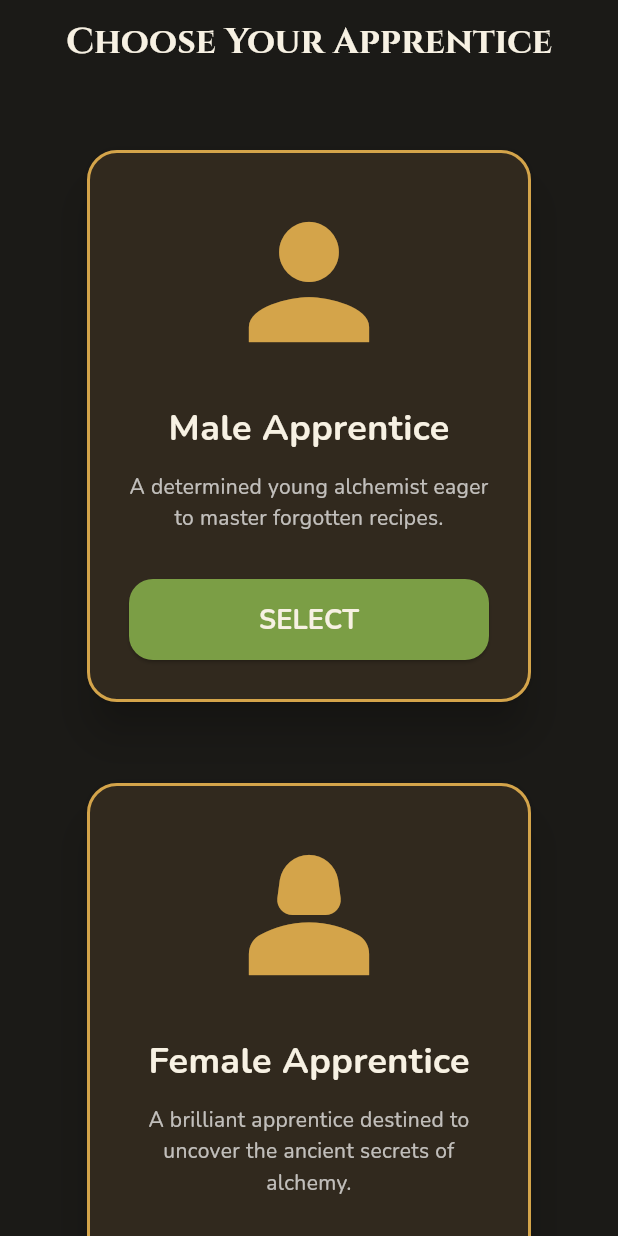
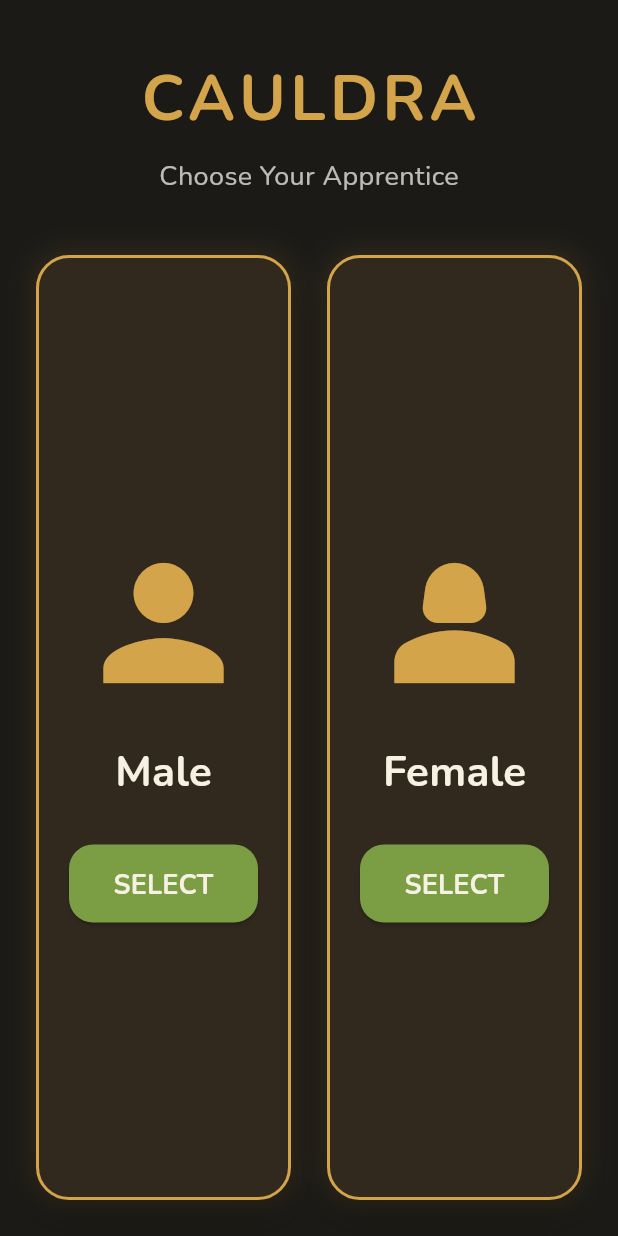
Before and after one commit to gpbote/cauldra, a Flutter app: the screen it shows after launch, on a phone screen of 412 x 824 dp. Run offline on Flutter 3.47's test engine with Material 3 defaults, Android fonts, the phone set to English and light mode, and no system bars; our stand-ins replace google_fonts, shared_preferences; missing offline and left inert: flame; accounts and stored records are empty.

```diff
--- a/lib/features/home/character_select_screen.dart
+++ b/lib/features/home/character_select_screen.dart
@@ -1,136 +1,108 @@
 import 'package:flutter/material.dart';
 
+import '../../shared/widgets/game_panel.dart';
 import 'player_name_screen.dart';
 
 class CharacterSelectScreen extends StatelessWidget {
   const CharacterSelectScreen({super.key});
 
-  static const Color backgroundColor = Color(0xFF1B1A17);
-  static const Color cardColor = Color(0xFF31291E);
-  static const Color accentColor = Color(0xFFD4A44A);
-  static const Color textColor = Color(0xFFF7F1E3);
+  static const Color background = Color(0xFF1B1A17);
+  static const Color gold = Color(0xFFD4A44A);
+  static const Color text = Color(0xFFF7F1E3);
 
   @override
   Widget build(BuildContext context) {
     return Scaffold(
-      backgroundColor: backgroundColor,
-      appBar: AppBar(
-        backgroundColor: backgroundColor,
-        elevation: 0,
-        centerTitle: true,
-        title: const Text(
-          'Choose Your Apprentice',
+      backgroundColor: background,
+      body: SafeArea(
+        child: Center(
+          child: ConstrainedBox(
+            constraints: const BoxConstraints(maxWidth: 900),
+            child: Padding(
+              padding: const EdgeInsets.all(24),
+              child: Column(
+                children: [
+                  const SizedBox(height: 12),
+
+                  const Text(
+                    "CAULDRA",
                     style: TextStyle(
-            color: textColor,
+                      color: gold,
+                      fontSize: 42,
                       fontWeight: FontWeight.bold,
+                      letterSpacing: 3,
                     ),
                   ),
+
+                  const SizedBox(height: 8),
+
+                  const Text(
+                    "Choose Your Apprentice",
+                    style: TextStyle(
+                      color: Colors.white70,
+                      fontSize: 18,
                     ),
-      body: SafeArea(
-        child: LayoutBuilder(
-          builder: (context, constraints) {
-            final desktop = constraints.maxWidth > 700;
+                  ),
 
-            return Center(
-              child: SingleChildScrollView(
-                padding: const EdgeInsets.all(32),
-                child: desktop
-                    ? Row(
-                  mainAxisAlignment: MainAxisAlignment.center,
+                  const SizedBox(height: 40),
+
+                  Expanded(
+                    child: Row(
                       children: [
-                    _characterCard(
-                      context: context,
-                      gender: 'Male',
+                        Expanded(
+                          child: _card(
+                            context,
+                            gender: "Male",
                             icon: Icons.person,
-                      description:
-                      'A determined young alchemist eager to master forgotten recipes.',
                           ),
-                    const SizedBox(width: 40),
-                    _characterCard(
-                      context: context,
-                      gender: 'Female',
+                        ),
+                        const SizedBox(width: 24),
+                        Expanded(
+                          child: _card(
+                            context,
+                            gender: "Female",
                             icon: Icons.person_2,
-                      description:
-                      'A brilliant apprentice destined to uncover the ancient secrets of alchemy.',
                           ),
-                  ],
-                )
-                    : Column(
-                  children: [
-                    _characterCard(
-                      context: context,
-                      gender: 'Male',
-                      icon: Icons.person,
-                      description:
-                      'A determined young alchemist eager to master forgotten recipes.',
-                    ),
-                    const SizedBox(height: 30),
-                    _characterCard(
-                      context: context,
-                      gender: 'Female',
-                      icon: Icons.person_2,
-                      description:
-                      'A brilliant apprentice destined to uncover the ancient secrets of alchemy.',
                         ),
                       ],
                     ),
                   ),
-            );
-          },
+                ],
+              ),
+            ),
+          ),
         ),
       ),
     );
   }
 
-  Widget _characterCard({
-    required BuildContext context,
+  Widget _card(
+      BuildContext context, {
         required String gender,
         required IconData icon,
-    required String description,
       }) {
-    return SizedBox(
-      width: 320,
-      child: Card(
-        color: cardColor,
-        elevation: 12,
-        shape: RoundedRectangleBorder(
-          borderRadius: BorderRadius.circular(20),
-          side: const BorderSide(
-            color: accentColor,
-            width: 2,
-          ),
-        ),
-        child: Padding(
-          padding: const EdgeInsets.all(28),
+    return GamePanel(
       child: Column(
+        mainAxisAlignment: MainAxisAlignment.center,
         children: [
           Icon(
             icon,
             size: 120,
-                color: accentColor,
+            color: gold,
           ),
           const SizedBox(height: 20),
           Text(
-                '$gender Apprentice',
+            gender,
             style: const TextStyle(
-                  color: textColor,
-                  fontSize: 24,
+              color: text,
+              fontSize: 28,
               fontWeight: FontWeight.bold,
             ),
           ),
-              const SizedBox(height: 12),
-              Text(
-                description,
-                textAlign: TextAlign.center,
-                style: const TextStyle(
-                  color: Colors.white70,
-                  height: 1.5,
-                ),
-              ),
-              const SizedBox(height: 30),
+          const SizedBox(height: 28),
           SizedBox(
-                width: double.infinity,
-                height: 54,
+            width: 180,
+            height: 52,
             child: ElevatedButton(
               onPressed: () {
                 Navigator.push(
@@ -143,7 +115,7 @@ class CharacterSelectScreen extends StatelessWidget {
                 );
               },
               child: const Text(
-                    'SELECT',
+                "SELECT",
                 style: TextStyle(
                   fontSize: 18,
                   fontWeight: FontWeight.bold,
@@ -153,8 +125,6 @@ class CharacterSelectScreen extends StatelessWidget {
           ),
         ],
       ),
-        ),
-      ),
     );
   }
 }
--- /dev/null
+++ b/lib/shared/widgets/game_panel.dart
@@ -0,0 +1,51 @@
+import 'package:flutter/material.dart';
+
+class GamePanel extends StatelessWidget {
+  const GamePanel({
+    super.key,
+    required this.child,
+    this.padding = const EdgeInsets.all(20),
+    this.backgroundColor = const Color(0xFF31291E),
+    this.borderColor = const Color(0xFFD4A44A),
+    this.radius = 22,
+  });
+
+  final Widget child;
+  final EdgeInsets padding;
+  final Color backgroundColor;
+  final Color borderColor;
+  final double radius;
+
+  @override
+  Widget build(BuildContext context) {
+    return Container(
+      decoration: BoxDecoration(
+        color: backgroundColor,
+        borderRadius: BorderRadius.circular(radius),
+        border: Border.all(
+          color: borderColor,
+          width: 2,
+        ),
+        boxShadow: [
+          BoxShadow(
+            color: Colors.black.withValues(alpha: 0.35),
+            blurRadius: 18,
+            offset: const Offset(0, 8),
+          ),
+          BoxShadow(
+            color: borderColor.withValues(alpha: 0.15),
+            blurRadius: 16,
+            spreadRadius: 2,
+          ),
+        ],
+      ),
+      child: ClipRRect(
+        borderRadius: BorderRadius.circular(radius),
+        child: Padding(
+          padding: padding,
+          child: child,
+        ),
+      ),
+    );
+  }
+}
```
Also changed, not shown: lib/features/shop_system/widgets/customer_widget.dart (+73 -31 lines), lib/features/shop_system/widgets/order_icon.dart (added, +129 -0 lines), lib/shared/widgets/game_button.dart (added, +55 -0 lines), lib/shared/widgets/game_header.dart (added, +43 -0 lines). Lines whose indentation alone changed are shown as unchanged.
